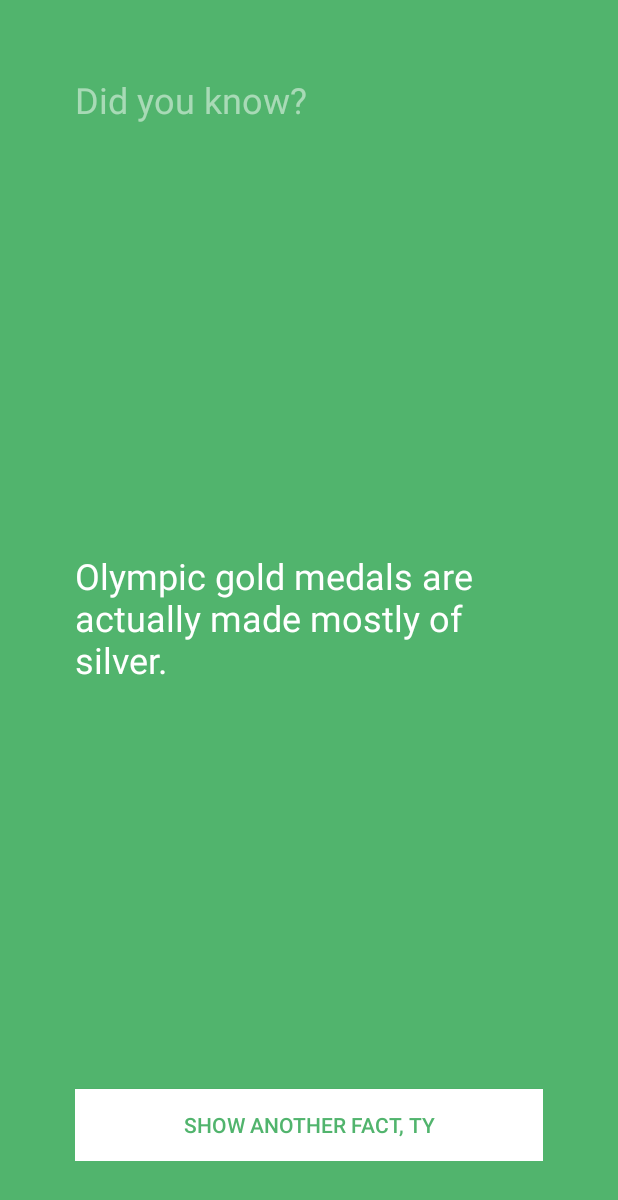
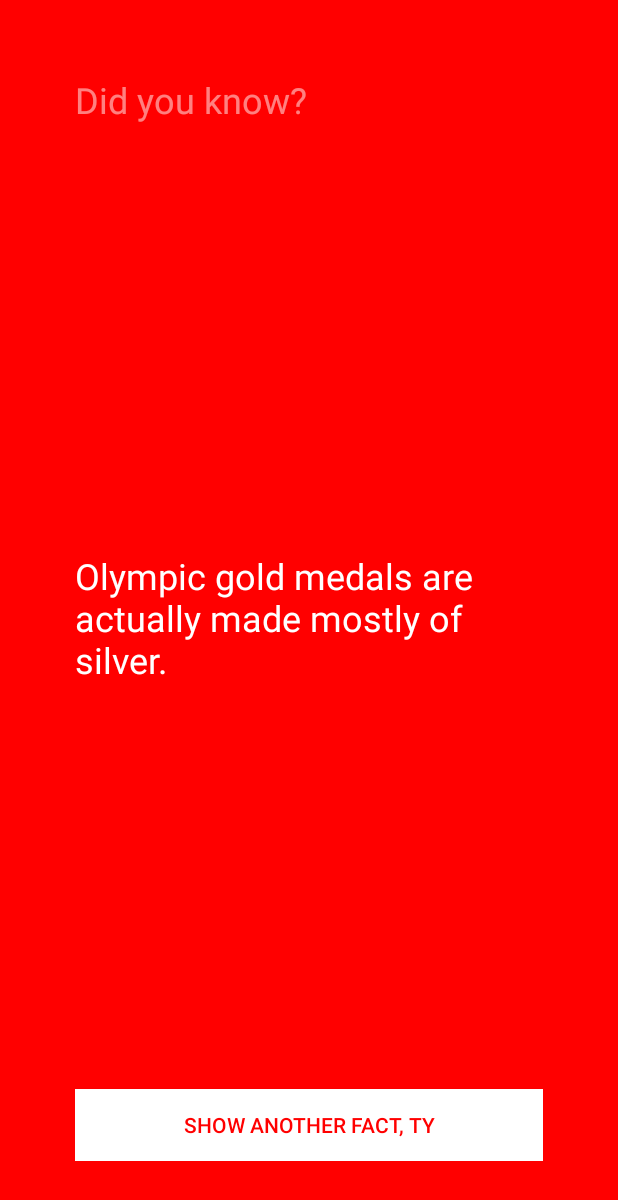
Before and after one commit to TBVanderley4545/TyFacts, an Android app: the screen it shows after launch (MainActivity), after a tap on "SHOW ANOTHER FACT, TY", on a phone screen of 412 x 824 dp. Shown: the top 1200 px of the screen. Run offline under Robolectric (Android 15) with nearby library versions, the phone set to English and light mode, and no system bars.

Commit message:
Added ColorBook class for adding functionality similar to FactBook class. Also hardcoded RelativeLayout background color and Button text color to red in the onClick event.

```diff
--- a/app/src/main/java/com/tbvanderleystudios/tyfacts/MainActivity.java
+++ b/app/src/main/java/com/tbvanderleystudios/tyfacts/MainActivity.java
@@ -1,5 +1,6 @@
 package com.tbvanderleystudios.tyfacts;
 
+import android.graphics.Color;
 import android.support.v7.app.AppCompatActivity;
 import android.os.Bundle;
 import android.view.View;
@@ -24,6 +25,7 @@ public class MainActivity extends AppCompatActivity {
         // Assign the View from the layout file to the corresponding variables
         mFunFactTextView = (TextView) findViewById(R.id.funFactTextView);
         mNewFactButton = (Button) findViewById(R.id.newFactButton);
+        mRelativeLayout = (RelativeLayout) findViewById(R.id.funFactRelativeLayout);
 
         View.OnClickListener listener = new View.OnClickListener() {
             @Override
@@ -33,6 +35,10 @@ public class MainActivity extends AppCompatActivity {
 
                 // Update the screen with our dynamic fact
                 mFunFactTextView.setText(fact);
+
+                // Change the color of the RelativeLayout background and Button text
+                mRelativeLayout.setBackgroundColor(Color.RED);
+                mNewFactButton.setTextColor(Color.RED);
             }
         };
         mNewFactButton.setOnClickListener(listener);
--- a/app/src/main/res/layout/activity_main.xml
+++ b/app/src/main/res/layout/activity_main.xml
@@ -2,6 +2,7 @@
 <RelativeLayout
     xmlns:android="http://schemas.android.com/apk/res/android"
     xmlns:tools="http://schemas.android.com/tools"
+    android:id="@+id/funFactRelativeLayout"
     android:layout_width="match_parent"
     android:layout_height="match_parent"
     android:paddingLeft="@dimen/activity_horizontal_margin"
```
Also changed, not shown: app/src/main/java/com/tbvanderleystudios/tyfacts/ColorBook.java (added, +10 -0 lines).
